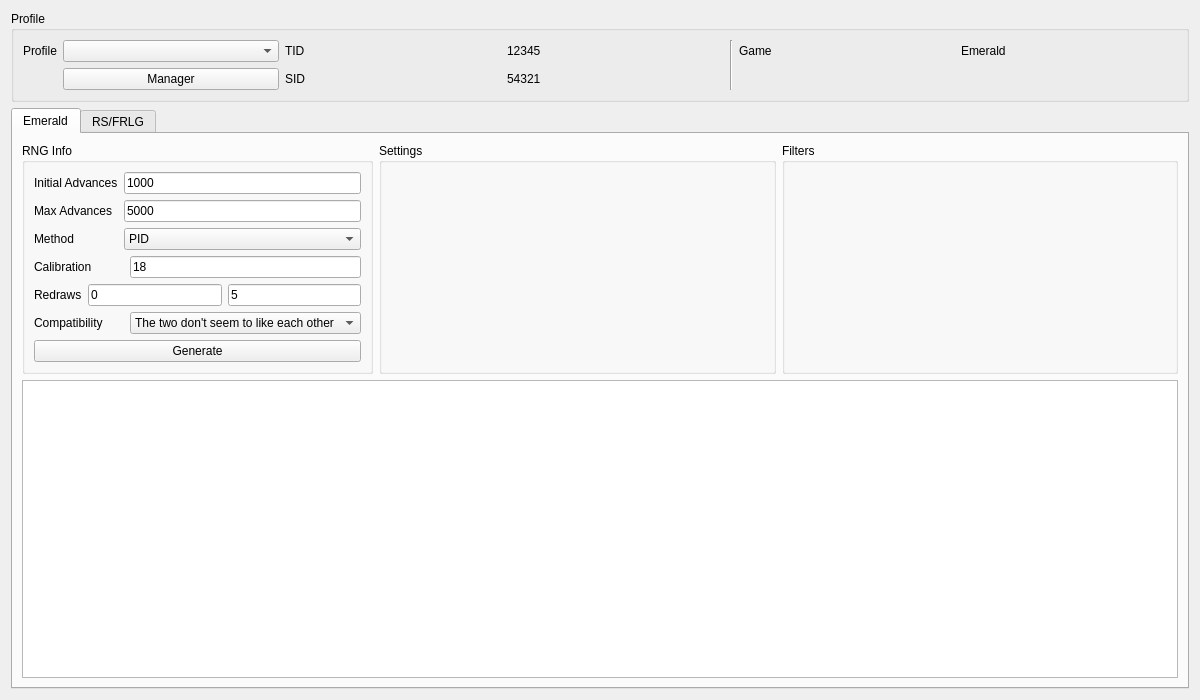
The window that Source/Form/Gen3/Eggs3.ui (Admiral-Fish/PokeFinder) describes before a commit, drawn with Qt 5.
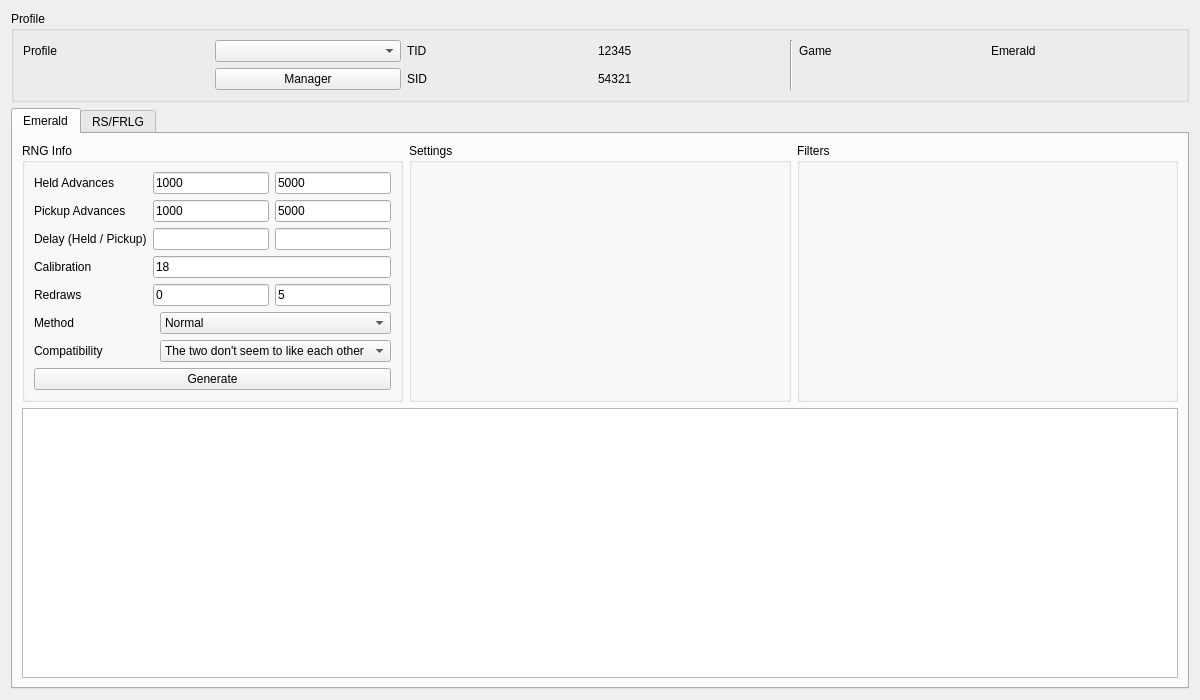
The same window after the commit. Custom widgets are drawn as their Qt base class.

What changed in the file:
```diff
--- a/Source/Form/Gen3/Eggs3.ui
+++ b/Source/Form/Gen3/Eggs3.ui
@@ -71,12 +71,6 @@
       </item>
       <item row="0" column="0">
        <widget class="QLabel" name="labelProfile">
-        <property name="sizePolicy">
-         <sizepolicy hsizetype="Fixed" vsizetype="Preferred">
-          <horstretch>0</horstretch>
-          <verstretch>0</verstretch>
-         </sizepolicy>
-        </property>
         <property name="text">
          <string>Profile</string>
         </property>
@@ -102,42 +96,102 @@
        <string>Emerald</string>
       </attribute>
       <layout class="QGridLayout" name="gridLayout_17">
+       <item row="1" column="0" colspan="3">
+        <widget class="TableView" name="tableViewEmerald"/>
+       </item>
        <item row="0" column="0">
         <widget class="QGroupBox" name="groupBoxEmeraldRNGInfo">
-         <property name="sizePolicy">
-          <sizepolicy hsizetype="Preferred" vsizetype="Preferred">
-           <horstretch>1</horstretch>
-           <verstretch>0</verstretch>
-          </sizepolicy>
-         </property>
          <property name="title">
           <string>RNG Info</string>
          </property>
-         <layout class="QGridLayout" name="gridLayout_2">
-          <item row="4" column="0" colspan="3">
-           <layout class="QHBoxLayout" name="horizontalLayout">
-            <item>
+         <layout class="QGridLayout" name="gridLayout_8">
+          <item row="0" column="0" colspan="2">
+           <layout class="QGridLayout" name="gridLayout_2">
+            <item row="0" column="0">
+             <widget class="QLabel" name="labelEmeraldAdvanceHeld">
+              <property name="text">
+               <string>Held Advances</string>
+              </property>
+             </widget>
+            </item>
+            <item row="0" column="1">
+             <widget class="TextBox" name="textBoxEmeraldInitialAdvancesHeld">
+              <property name="text">
+               <string notr="true">1000</string>
+              </property>
+             </widget>
+            </item>
+            <item row="0" column="2">
+             <widget class="TextBox" name="textBoxEmeraldMaxAdvancesHeld">
+              <property name="text">
+               <string notr="true">5000</string>
+              </property>
+             </widget>
+            </item>
+            <item row="1" column="0">
+             <widget class="QLabel" name="labelEmeraldPickupAdvance">
+              <property name="text">
+               <string>Pickup Advances</string>
+              </property>
+             </widget>
+            </item>
+            <item row="1" column="1">
+             <widget class="TextBox" name="textBoxEmeraldInitialAdvancesPickup">
+              <property name="text">
+               <string notr="true">1000</string>
+              </property>
+             </widget>
+            </item>
+            <item row="1" column="2">
+             <widget class="TextBox" name="textBoxEmeraldMaxAdvancesPickup">
+              <property name="text">
+               <string notr="true">5000</string>
+              </property>
+             </widget>
+            </item>
+            <item row="2" column="0">
+             <widget class="QLabel" name="labelEmeraldDelay">
+              <property name="text">
+               <string>Delay (Held / Pickup)</string>
+              </property>
+             </widget>
+            </item>
+            <item row="2" column="1">
+             <widget class="TextBox" name="textBoxEmeraldDelayHeld"/>
+            </item>
+            <item row="2" column="2">
+             <widget class="TextBox" name="textBoxEmeraldDelayPickup"/>
+            </item>
+            <item row="3" column="0">
+             <widget class="QLabel" name="labelEmeraldCalibration">
+              <property name="text">
+               <string>Calibration</string>
+              </property>
+             </widget>
+            </item>
+            <item row="3" column="1" colspan="2">
+             <widget class="TextBox" name="textBoxEmeraldCalibration">
+              <property name="text">
+               <string notr="true">18</string>
+              </property>
+             </widget>
+            </item>
+            <item row="4" column="0">
              <widget class="QLabel" name="labelEmeraldRedraws">
-              <property name="sizePolicy">
-               <sizepolicy hsizetype="Fixed" vsizetype="Preferred">
-                <horstretch>0</horstretch>
-                <verstretch>0</verstretch>
-               </sizepolicy>
-              </property>
               <property name="text">
                <string>Redraws</string>
               </property>
              </widget>
             </item>
-            <item>
-             <widget class="TextBox" name="textBoxMinRedraws">
+            <item row="4" column="1">
+             <widget class="TextBox" name="textBoxEmeraldMinRedraws">
               <property name="text">
                <string notr="true">0</string>
               </property>
              </widget>
             </item>
-            <item>
-             <widget class="TextBox" name="textBoxMaxRedraws">
+            <item row="4" column="2">
+             <widget class="TextBox" name="textBoxEmeraldMaxRedraws">
               <property name="text">
                <string notr="true">5</string>
               </property>
@@ -145,124 +199,40 @@
             </item>
            </layout>
           </item>
-          <item row="3" column="2">
-           <widget class="TextBox" name="textBoxCalibration">
-            <property name="text">
-             <string notr="true">18</string>
-            </property>
-           </widget>
-          </item>
-          <item row="2" column="1" colspan="2">
-           <widget class="ComboBox" name="comboBoxEmeraldMethod">
-            <item>
-             <property name="text">
-              <string>PID</string>
-             </property>
-            </item>
-            <item>
-             <property name="text">
-              <string>Normal</string>
-             </property>
-            </item>
-            <item>
-             <property name="text">
-              <string>Split</string>
-             </property>
-            </item>
-            <item>
-             <property name="text">
-              <string>Alternate</string>
-             </property>
-            </item>
-           </widget>
-          </item>
-          <item row="0" column="0">
-           <widget class="QLabel" name="labelEmeraldInitialAdvances">
-            <property name="sizePolicy">
-             <sizepolicy hsizetype="Fixed" vsizetype="Preferred">
-              <horstretch>0</horstretch>
-              <verstretch>0</verstretch>
-             </sizepolicy>
-            </property>
-            <property name="text">
-             <string>Initial Advances</string>
-            </property>
-           </widget>
-          </item>
-          <item row="6" column="0" colspan="3">
-           <widget class="QPushButton" name="pushButtonEmeraldGenerate">
-            <property name="text">
-             <string>Generate</string>
-            </property>
-           </widget>
-          </item>
-          <item row="2" column="0">
+          <item row="1" column="0">
            <widget class="QLabel" name="labelEmeraldMethod">
-            <property name="sizePolicy">
-             <sizepolicy hsizetype="Fixed" vsizetype="Preferred">
-              <horstretch>0</horstretch>
-              <verstretch>0</verstretch>
-             </sizepolicy>
-            </property>
             <property name="text">
              <string>Method</string>
             </property>
            </widget>
           </item>
-          <item row="0" column="1" colspan="2">
-           <widget class="TextBox" name="textBoxEmeraldInitialAdvances">
-            <property name="text">
-             <string notr="true">1000</string>
-            </property>
+          <item row="1" column="1">
+           <widget class="ComboBox" name="comboBoxEmeraldMethod">
+            <item>
+             <property name="text">
+              <string>Normal</string>
+             </property>
+            </item>
+            <item>
+             <property name="text">
+              <string>Split</string>
+             </property>
+            </item>
+            <item>
+             <property name="text">
+              <string>Alternate</string>
+             </property>
+            </item>
            </widget>
           </item>
-          <item row="5" column="0" colspan="2">
+          <item row="2" column="0">
            <widget class="QLabel" name="labelEmeraldCompatibility">
-            <property name="sizePolicy">
-             <sizepolicy hsizetype="Fixed" vsizetype="Preferred">
-              <horstretch>0</horstretch>
-              <verstretch>0</verstretch>
-             </sizepolicy>
-            </property>
             <property name="text">
              <string>Compatibility</string>
             </property>
            </widget>
           </item>
-          <item row="1" column="0">
-           <widget class="QLabel" name="labelEmeraldMaxAdvances">
-            <property name="sizePolicy">
-             <sizepolicy hsizetype="Fixed" vsizetype="Preferred">
-              <horstretch>0</horstretch>
-              <verstretch>0</verstretch>
-             </sizepolicy>
-            </property>
-            <property name="text">
-             <string>Max Advances</string>
-            </property>
-           </widget>
-          </item>
-          <item row="3" column="0">
-           <widget class="QLabel" name="labelEmeraldCalibration">
-            <property name="sizePolicy">
-             <sizepolicy hsizetype="Fixed" vsizetype="Preferred">
-              <horstretch>0</horstretch>
-              <verstretch>0</verstretch>
-             </sizepolicy>
-            </property>
-            <property name="text">
-             <string>Calibration</string>
-            </property>
-           </widget>
-          </item>
-          <item row="1" column="1" colspan="2">
-           <widget class="TextBox" name="textBoxEmeraldMaxAdvances">
-            <property name="text">
-             <string notr="true">5000</string>
-            </property>
-           </widget>
-          </item>
-          <item row="5" column="2">
+          <item row="2" column="1">
            <widget class="ComboBox" name="comboBoxEmeraldCompatibility">
             <item>
              <property name="text">
@@ -281,35 +251,18 @@
             </item>
            </widget>
           </item>
-         </layout>
-        </widget>
-       </item>
-       <item row="0" column="1">
-        <widget class="QGroupBox" name="groupBoxEmeraldSettings">
-         <property name="sizePolicy">
-          <sizepolicy hsizetype="Preferred" vsizetype="Preferred">
-           <horstretch>2</horstretch>
-           <verstretch>0</verstretch>
-          </sizepolicy>
-         </property>
-         <property name="title">
-          <string>Settings</string>
-         </property>
-         <layout class="QGridLayout" name="gridLayout_5">
-          <item row="0" column="0">
-           <widget class="EggSettings" name="eggSettingsEmerald" native="true"/>
+          <item row="3" column="0" colspan="2">
+           <widget class="QPushButton" name="pushButtonEmeraldGenerate">
+            <property name="text">
+             <string>Generate</string>
+            </property>
+           </widget>
           </item>
          </layout>
         </widget>
        </item>
        <item row="0" column="2">
         <widget class="QGroupBox" name="groupBoxEmeraldFilters">
-         <property name="sizePolicy">
-          <sizepolicy hsizetype="Preferred" vsizetype="Preferred">
-           <horstretch>2</horstretch>
-           <verstretch>0</verstretch>
-          </sizepolicy>
-         </property>
          <property name="title">
           <string>Filters</string>
          </property>
@@ -320,8 +273,17 @@
          </layout>
         </widget>
        </item>
-       <item row="1" column="0" colspan="3">
-        <widget class="TableView" name="tableViewEmerald"/>
+       <item row="0" column="1">
+        <widget class="QGroupBox" name="groupBoxEmeraldSettings">
+         <property name="title">
+          <string>Settings</string>
+         </property>
+         <layout class="QGridLayout" name="gridLayout_5">
+          <item row="0" column="0">
+           <widget class="EggSettings" name="eggSettingsEmerald" native="true"/>
+          </item>
+         </layout>
+        </widget>
        </item>
       </layout>
      </widget>
@@ -331,117 +293,100 @@
       </attribute>
       <layout class="QGridLayout" name="gridLayout_15">
        <item row="0" column="0">
-        <widget class="QGroupBox" name="groupBoxRNGInfoRSFRLG">
-         <property name="sizePolicy">
-          <sizepolicy hsizetype="Preferred" vsizetype="Preferred">
-           <horstretch>1</horstretch>
-           <verstretch>0</verstretch>
-          </sizepolicy>
-         </property>
+        <widget class="QGroupBox" name="groupBoxRSFRLGRNGInfo">
          <property name="title">
           <string>RNG Info</string>
          </property>
          <layout class="QGridLayout" name="gridLayout_11">
           <item row="0" column="0" colspan="2">
            <layout class="QGridLayout" name="gridLayout_6">
+            <item row="0" column="2">
+             <widget class="TextBox" name="textBoxRSFRLGSeedPickup">
+              <property name="text">
+               <string notr="true"/>
+              </property>
+             </widget>
+            </item>
+            <item row="1" column="2">
+             <widget class="TextBox" name="textBoxRSFRLGMaxAdvancesHeld">
+              <property name="text">
+               <string notr="true">5000</string>
+              </property>
+             </widget>
+            </item>
+            <item row="1" column="1">
+             <widget class="TextBox" name="textBoxRSFRLGInitialAdvancesHeld">
+              <property name="text">
+               <string notr="true">1000</string>
+              </property>
+             </widget>
+            </item>
+            <item row="2" column="1">
+             <widget class="TextBox" name="textBoxRSFRLGInitialAdvancesPickup">
+              <property name="text">
+               <string notr="true">1000</string>
+              </property>
+             </widget>
+            </item>
+            <item row="2" column="0">
+             <widget class="QLabel" name="labelRSFRLGPickupAdvance">
+              <property name="text">
+               <string>Pickup Advances</string>
+              </property>
+             </widget>
+            </item>
+            <item row="2" column="2">
+             <widget class="TextBox" name="textBoxRSFRLGMaxAdvancesPickup">
+              <property name="text">
+               <string notr="true">5000</string>
+              </property>
+             </widget>
+            </item>
             <item row="0" column="0">
-             <widget class="QLabel" name="labelSeedRSFRLG">
-              <property name="sizePolicy">
-               <sizepolicy hsizetype="Fixed" vsizetype="Preferred">
-                <horstretch>0</horstretch>
-                <verstretch>0</verstretch>
-               </sizepolicy>
-              </property>
+             <widget class="QLabel" name="labelRSFRLGSeed">
               <property name="text">
                <string>Seed (Held / Pickup)</string>
               </property>
              </widget>
             </item>
-            <item row="0" column="1">
-             <widget class="TextBox" name="textBoxSeedHeldRSFRLG">
-              <property name="text">
-               <string notr="true"/>
-              </property>
-             </widget>
-            </item>
-            <item row="0" column="2">
-             <widget class="TextBox" name="textBoxSeedPickupRSFRLG">
-              <property name="text">
-               <string notr="true"/>
-              </property>
-             </widget>
-            </item>
             <item row="1" column="0">
-             <widget class="QLabel" name="labelAdvanceHeldRSFRLG">
-              <property name="sizePolicy">
-               <sizepolicy hsizetype="Fixed" vsizetype="Preferred">
-                <horstretch>0</horstretch>
-                <verstretch>0</verstretch>
-               </sizepolicy>
-              </property>
+             <widget class="QLabel" name="labelRSFRLGAdvanceHeld">
               <property name="text">
                <string>Held Advances</string>
               </property>
              </widget>
             </item>
-            <item row="1" column="1">
-             <widget class="TextBox" name="textBoxInitialAdvancesHeldRSFRLG">
+            <item row="0" column="1">
+             <widget class="TextBox" name="textBoxRSFRLGSeedHeld">
               <property name="text">
-               <string notr="true">1000</string>
+               <string notr="true"/>
               </property>
              </widget>
             </item>
-            <item row="1" column="2">
-             <widget class="TextBox" name="textBoxMaxAdvancesHeldRSFRLG">
+            <item row="3" column="0">
+             <widget class="QLabel" name="labelRSFRLGDelay">
               <property name="text">
-               <string notr="true">5000</string>
+               <string>Delay (Held / Pickup)</string>
               </property>
              </widget>
             </item>
-            <item row="2" column="0">
-             <widget class="QLabel" name="labelPickupAdvanceRSFRLG">
-              <property name="sizePolicy">
-               <sizepolicy hsizetype="Fixed" vsizetype="Preferred">
-                <horstretch>0</horstretch>
-                <verstretch>0</verstretch>
-               </sizepolicy>
-              </property>
-              <property name="text">
-               <string>Pickup Advances</string>
-              </property>
-             </widget>
+            <item row="3" column="1">
+             <widget class="TextBox" name="textBoxRSFRLGDelayHeld"/>
             </item>
-            <item row="2" column="1">
-             <widget class="TextBox" name="textBoxInitialAdvancesPickupRSFRLG">
-              <property name="text">
-               <string notr="true">1000</string>
-              </property>
-             </widget>
-            </item>
-            <item row="2" column="2">
-             <widget class="TextBox" name="textBoxMaxAdvancesPickupRSFRLG">
-              <property name="text">
-               <string notr="true">5000</string>
-              </property>
-             </widget>
+            <item row="3" column="2">
+             <widget class="TextBox" name="textBoxRSFRLGDelayPickup"/>
             </item>
            </layout>
           </item>
           <item row="1" column="0">
-           <widget class="QLabel" name="labelRSMethod">
-            <property name="sizePolicy">
-             <sizepolicy hsizetype="Fixed" vsizetype="Preferred">
-              <horstretch>0</horstretch>
-              <verstretch>0</verstretch>
-             </sizepolicy>
-            </property>
+           <widget class="QLabel" name="labelRSFRLGMethod">
             <property name="text">
              <string>Method</string>
             </property>
            </widget>
           </item>
           <item row="1" column="1">
-           <widget class="ComboBox" name="comboBoxMethodRSFRLG">
+           <widget class="ComboBox" name="comboBoxRSFRLGMethod">
             <item>
              <property name="text">
               <string>Normal</string>
@@ -465,20 +410,14 @@
            </widget>
           </item>
           <item row="2" column="0">
-           <widget class="QLabel" name="labelCompatibilityRSFRLG">
-            <property name="sizePolicy">
-             <sizepolicy hsizetype="Fixed" vsizetype="Preferred">
-              <horstretch>0</horstretch>
-              <verstretch>0</verstretch>
-             </sizepolicy>
-            </property>
+           <widget class="QLabel" name="labelRSFRLGCompatibility">
             <property name="text">
              <string>Compatibility</string>
             </property>
            </widget>
           </item>
           <item row="2" column="1">
-           <widget class="ComboBox" name="comboBoxCompatibilityRSFRLG">
+           <widget class="ComboBox" name="comboBoxRSFRLGCompatibility">
             <item>
              <property name="text">
               <string>The two don't seem to like each other</string>
@@ -497,7 +436,7 @@
            </widget>
           </item>
           <item row="3" column="0" colspan="2">
-           <widget class="QPushButton" name="pushButtonGenerateRSFRLG">
+           <widget class="QPushButton" name="pushButtonRSFRLGGenerate">
             <property name="text">
              <string>Generate</string>
             </property>
@@ -507,13 +446,7 @@
         </widget>
        </item>
        <item row="0" column="1">
-        <widget class="QGroupBox" name="groupBoxSettingsRSFRLG">
-         <property name="sizePolicy">
-          <sizepolicy hsizetype="Preferred" vsizetype="Preferred">
-           <horstretch>2</horstretch>
-           <verstretch>0</verstretch>
-          </sizepolicy>
-         </property>
+        <widget class="QGroupBox" name="groupBoxRSFRLGSettings">
          <property name="title">
           <string>Settings</string>
          </property>
@@ -525,13 +458,7 @@
         </widget>
        </item>
        <item row="0" column="2">
-        <widget class="QGroupBox" name="groupBoxFiltersRSFRLG">
-         <property name="sizePolicy">
-          <sizepolicy hsizetype="Preferred" vsizetype="Preferred">
-           <horstretch>2</horstretch>
-           <verstretch>0</verstretch>
-          </sizepolicy>
-         </property>
+        <widget class="QGroupBox" name="groupBoxRSFRLGFilters">
          <property name="title">
           <string>Filters</string>
          </property>
@@ -557,16 +484,16 @@
    <extends>QLineEdit</extends>
    <header>Form/Controls/TextBox.hpp</header>
   </customwidget>
-  <customwidget>
-   <class>ComboBox</class>
-   <extends>QComboBox</extends>
-   <header>Form/Controls/ComboBox.hpp</header>
-  </customwidget>
   <customwidget>
    <class>TableView</class>
    <extends>QTableView</extends>
    <header>Form/Controls/TableView.hpp</header>
   </customwidget>
+  <customwidget>
+   <class>ComboBox</class>
+   <extends>QComboBox</extends>
+   <header>Form/Controls/ComboBox.hpp</header>
+  </customwidget>
   <customwidget>
    <class>Filter</class>
    <extends>QWidget</extends>
```
Left out of the diff: 34 changed lines with no effect on the pictures.
